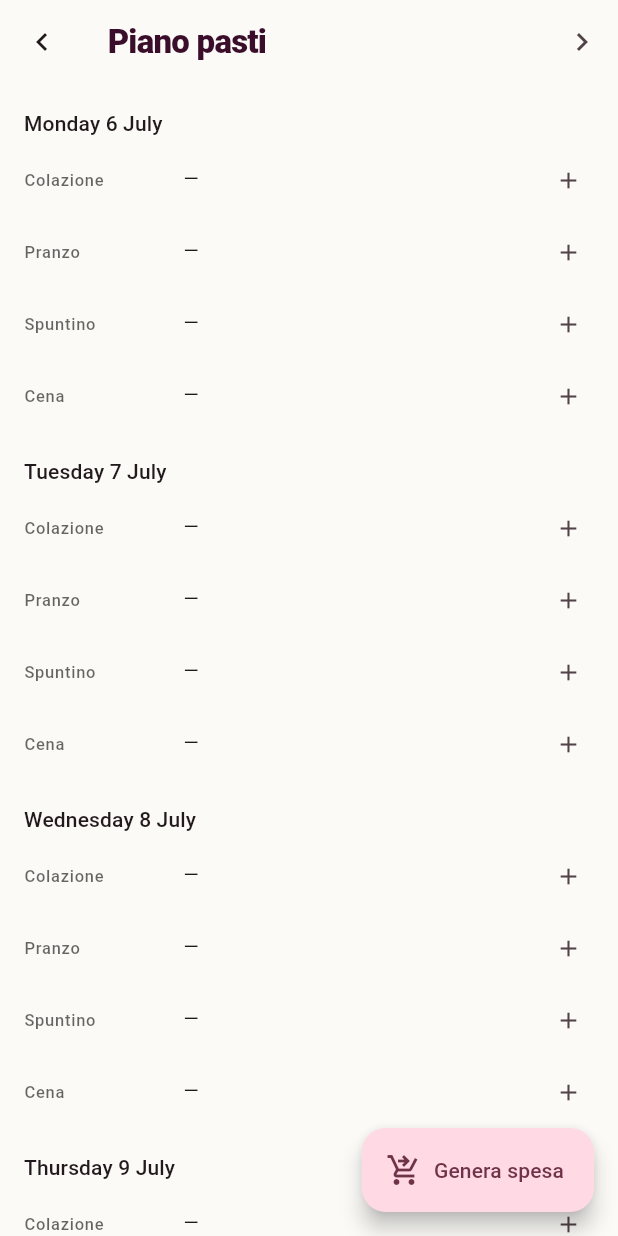
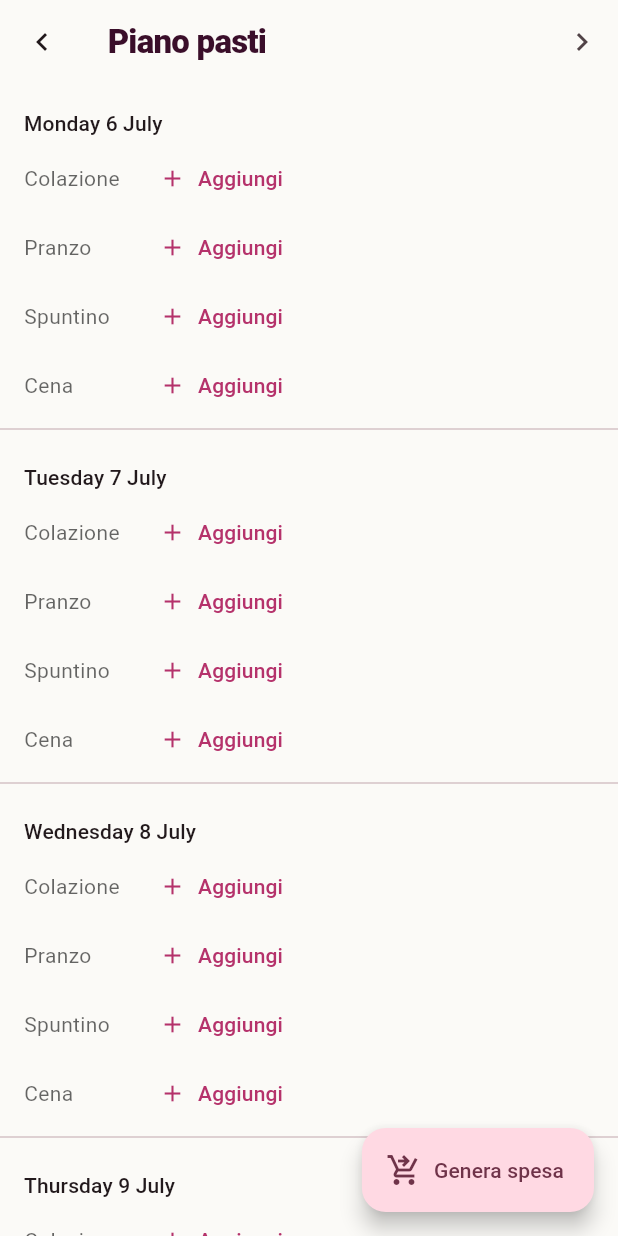
Before and after one commit to killBullox/ricettebuddy-io, a Flutter app: the MealPlanPage screen opened directly, on a phone screen of 412 x 824 dp. Run offline on Flutter 3.47's test engine with Material 3 defaults, Android fonts, the phone set to English and light mode, and no system bars; our stand-ins replace cached_network_image, chewie, fl_chart, flutter_riverpod, flutter_svg, supabase_flutter and 1 more; missing offline and left inert: dart:html, dart:ui_web; accounts and stored records are empty; network calls fail.

Commit message:
Piano pasti: più ricette per pasto (primo + secondo + dolce)
Prima ogni slot giorno/pasto teneva UNA sola ricetta (setSlot rimuoveva le
altre; upsert su date+slot). Ora si possono aggiungere più ricette allo stesso
pasto: setSlot fa append (evita solo il duplicato esatto), removeEntry toglie
la singola ricetta. UI: ogni pasto elenca le sue ricette con "×" + "Aggiungi".

Co-Authored-By: Claude Opus 4.8 <noreply@anthropic.com>

```diff
--- a/app/lib/data/demo/demo_store.dart
+++ b/app/lib/data/demo/demo_store.dart
@@ -90,7 +90,11 @@ class DemoStore {
   void setSlot(DateTime date, MealSlot slot, String recipeId, int servings,
       String recipeTitle) {
     final d = DateTime(date.year, date.month, date.day);
-    mealPlan.removeWhere((e) => e.date == d && e.slot == slot);
+    // Più ricette per pasto: aggiunge senza rimuovere le altre. Evita solo il
+    // duplicato esatto (stessa ricetta nello stesso pasto).
+    final dup = mealPlan.any(
+        (e) => e.date == d && e.slot == slot && e.recipeId == recipeId);
+    if (dup) return;
     mealPlan.add(MealPlanEntry(
       id: _id(),
       date: d,
@@ -100,6 +104,8 @@ class DemoStore {
       recipeTitle: recipeTitle,
     ));
   }
+
+  void removeEntry(String id) => mealPlan.removeWhere((e) => e.id == id);
 
   void clearSlotByDaySlot(DateTime date, MealSlot slot) {
     final d = DateTime(date.year, date.month, date.day);
--- a/app/lib/data/repositories/meal_plan_repository.dart
+++ b/app/lib/data/repositories/meal_plan_repository.dart
@@ -29,7 +29,8 @@ class MealPlanRepository {
         .toList();
   }
 
-  /// Assegna (o sostituisce) una ricetta a uno slot giorno/pasto.
+  /// Aggiunge una ricetta a uno slot giorno/pasto. Più ricette per pasto sono
+  /// permesse (es. primo + secondo + dolce).
   Future<void> setSlot({
     required DateTime date,
     required MealSlot slot,
@@ -38,13 +39,19 @@ class MealPlanRepository {
     int servings = 2,
   }) async {
     if (_demo) return _store.setSlot(date, slot, recipeId, servings, recipeTitle);
-    await _db!.from('meal_plan_entries').upsert({
+    await _db!.from('meal_plan_entries').insert({
       'user_id': _uid,
       'date': _fmt(_dateOnly(date)),
       'slot': slot.name,
       'recipe_id': recipeId,
       'servings': servings,
-    }, onConflict: 'user_id,date,slot');
+    });
+  }
+
+  /// Rimuove una singola voce (una ricetta) dal piano.
+  Future<void> removeEntry(String id) async {
+    if (_demo) return _store.removeEntry(id);
+    await _db!.from('meal_plan_entries').delete().eq('id', id);
   }
 
   Future<void> clearSlot({required DateTime date, required MealSlot slot}) async {
--- a/app/lib/features/meal_plan/meal_plan_page.dart
+++ b/app/lib/features/meal_plan/meal_plan_page.dart
@@ -81,17 +81,14 @@ class _DaySection extends ConsumerWidget {
     required this.weekStart,
   });
 
-  MealPlanEntry? _entry(MealSlot slot) {
-    for (final e in entries) {
+  List<MealPlanEntry> _entriesFor(MealSlot slot) => [
+        for (final e in entries)
           if (e.date.year == day.year &&
               e.date.month == day.month &&
               e.date.day == day.day &&
-          e.slot == slot) {
-        return e;
-      }
-    }
-    return null;
-  }
+              e.slot == slot)
+            e,
+      ];
 
   @override
   Widget build(BuildContext context, WidgetRef ref) {
@@ -104,27 +101,69 @@ class _DaySection extends ConsumerWidget {
           child: Text(title, style: Theme.of(context).textTheme.titleSmall),
         ),
         for (final slot in MealSlot.values)
-          ListTile(
-            dense: true,
-            leading: SizedBox(
-              width: 90,
+          Padding(
+            padding: const EdgeInsets.symmetric(horizontal: 16, vertical: 3),
+            child: Row(
+              crossAxisAlignment: CrossAxisAlignment.start,
+              children: [
+                Padding(
+                  padding: const EdgeInsets.only(top: 10),
+                  child: SizedBox(
+                    width: 82,
                     child: Text(slot.labelIt,
                         style: TextStyle(color: Theme.of(context).hintColor)),
                   ),
-            title: Text(_entry(slot)?.recipeTitle ?? '—'),
-            trailing: _entry(slot) != null
-                ? IconButton(
+                ),
+                Expanded(
+                  child: Column(
+                    crossAxisAlignment: CrossAxisAlignment.stretch,
+                    children: [
+                      for (final e in _entriesFor(slot))
+                        Container(
+                          margin: const EdgeInsets.only(bottom: 4),
+                          padding: const EdgeInsets.only(left: 12),
+                          decoration: BoxDecoration(
+                            color: const Color(0xFFEFEDE6),
+                            borderRadius: BorderRadius.circular(10),
+                          ),
+                          child: Row(
+                            children: [
+                              Expanded(
+                                child: Text(e.recipeTitle ?? 'Ricetta',
+                                    style: const TextStyle(fontWeight: FontWeight.w600)),
+                              ),
+                              IconButton(
+                                visualDensity: VisualDensity.compact,
                                 icon: const Icon(Icons.close, size: 18),
                                 onPressed: () async {
                                   await ref
                                       .read(mealPlanRepositoryProvider)
-                          .clearSlot(date: day, slot: slot);
+                                      .removeEntry(e.id!);
                                   ref.invalidate(mealPlanWeekProvider(weekStart));
                                 },
-                  )
-                : const Icon(Icons.add, size: 18),
-            onTap: () => _pickRecipe(context, ref, slot),
                               ),
+                            ],
+                          ),
+                        ),
+                      Align(
+                        alignment: Alignment.centerLeft,
+                        child: TextButton.icon(
+                          style: TextButton.styleFrom(
+                            padding: const EdgeInsets.symmetric(horizontal: 8),
+                            visualDensity: VisualDensity.compact,
+                          ),
+                          icon: const Icon(Icons.add, size: 18),
+                          label: const Text('Aggiungi'),
+                          onPressed: () => _pickRecipe(context, ref, slot),
+                        ),
+                      ),
+                    ],
+                  ),
+                ),
+              ],
+            ),
+          ),
+        const Divider(height: 12),
       ],
     );
   }
```
Lines whose indentation alone changed are shown as unchanged.
